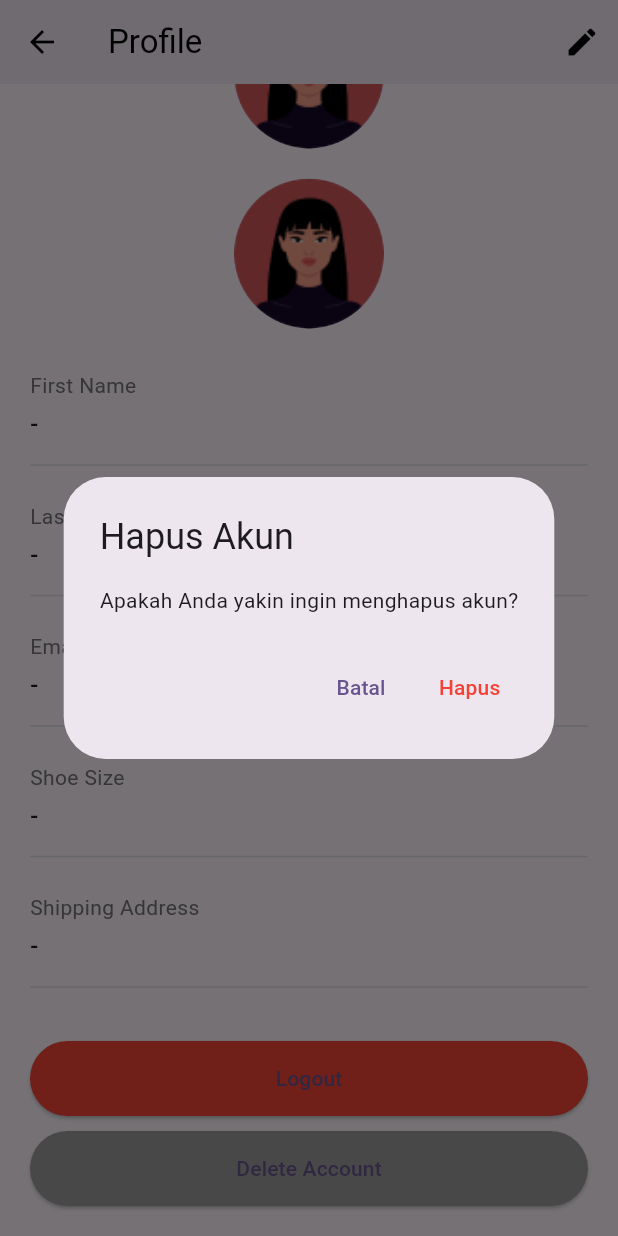
After one commit to ByteSoles/ByteSoles-Mobile, a Flutter app: the ProfileScreen screen opened by its route, scrolled down 77 dp, after a tap on "Delete Account", on a phone screen of 412 x 824 dp. The commit adds this screen. Run offline on Flutter 3.47's test engine with Material 3 defaults, Android fonts, the light colour scheme and no system bars; our stand-ins replace flutter_carousel_widget, flutter_svg, image_picker, smooth_page_indicator; missing offline and left inert: pbp_django_auth; accounts and stored records are empty.

Commit message:
mau pull

```diff
--- a/lib/main.dart
+++ b/lib/main.dart
@@ -5,6 +5,7 @@ import 'routes/app_routes.dart';
 import 'screens/homepage.dart';
 import 'screens/login.dart';
 import 'screens/register.dart';
+import 'userprofile/screens/profile_screen.dart';
 
 void main() {
   runApp(const MyApp());
@@ -29,6 +30,7 @@ class MyApp extends StatelessWidget {
           AppRoutes.home: (context) => const HomePage(),
           AppRoutes.login: (context) => const LoginPage(),
           AppRoutes.register: (context) => const RegisterPage(),
+          AppRoutes.profile: (context) => const ProfileScreen(),
           // Tambahkan route lainnya jika diperlukan
         },
       ),
--- a/lib/routes/app_routes.dart
+++ b/lib/routes/app_routes.dart
@@ -35,6 +35,8 @@ class AppRoutes {
   static const String login = '/login';
   static const String register = '/register';
 
+  static const String profile = '/profile';
+
   // Route definitions
   // static Map<String, WidgetBuilder> routes = {
   //   initialRoute: (context) => SplashScreen(),
--- a/lib/screens/homepage.dart
+++ b/lib/screens/homepage.dart
@@ -7,6 +7,7 @@ import '../app_utils.dart' show ImageConstant;
 import '../routes/app_routes.dart';
 import 'package:provider/provider.dart';
 import 'package:pbp_django_auth/pbp_django_auth.dart';
+import 'package:bytesoles/userprofile/screens/profile_screen.dart';
 
 // ignore_for_file: must_be_immutable
 class HomePage extends StatefulWidget {
@@ -131,8 +132,9 @@ class _HomePageState extends State<HomePage> {
           child: isLoggedIn
               ? InkWell(
                   onTap: () {
-                    ScaffoldMessenger.of(context).showSnackBar(
-                      const SnackBar(content: Text('Profile page coming soon!')),
+                    Navigator.push(
+                      context,
+                      MaterialPageRoute(builder: (context) => const ProfileScreen()),
                     );
                   },
                   child: ClipRRect(
--- /dev/null
+++ b/lib/userprofile/models/profile_model.dart
@@ -0,0 +1,43 @@
+class ProfileModel {
+  final String username;
+  final String firstName;
+  final String lastName;
+  final String email;
+  final double? shoeSize;
+  final String? shippingAddress;
+  final String? profilePicture;
+
+  ProfileModel({
+    required this.username,
+    required this.firstName,
+    required this.lastName,
+    required this.email,
+    this.shoeSize,
+    this.shippingAddress,
+    this.profilePicture,
+  });
+
+  factory ProfileModel.fromJson(Map<String, dynamic> json) {
+    return ProfileModel(
+      username: json['username'] ?? '',
+      firstName: json['first_name'] ?? '',
+      lastName: json['last_name'] ?? '',
+      email: json['email'] ?? '',
+      shoeSize: json['shoe_size']?.toDouble(),
+      shippingAddress: json['shipping_address'],
+      profilePicture: json['profile_picture'],
+    );
+  }
+
+  Map<String, dynamic> toJson() {
+    return {
+      'username': username,
+      'first_name': firstName,
+      'last_name': lastName,
+      'email': email,
+      'shoe_size': shoeSize,
+      'shipping_address': shippingAddress,
+      'profile_picture': profilePicture,
+    };
+  }
+}
--- /dev/null
+++ b/lib/userprofile/screens/profile_screen.dart
@@ -0,0 +1,151 @@
+import 'package:flutter/material.dart';
+import 'package:pbp_django_auth/pbp_django_auth.dart';
+import 'package:provider/provider.dart';
+import 'package:bytesoles/userprofile/models/profile_model.dart';
+import 'package:bytesoles/userprofile/widgets/profile_form_widget.dart';
+
+class ProfileScreen extends StatefulWidget {
+  const ProfileScreen({Key? key}) : super(key: key);
+
+  @override
+  State<ProfileScreen> createState() => _ProfileScreenState();
+}
+
+class _ProfileScreenState extends State<ProfileScreen> {
+  bool _isEditing = false;
+  late ProfileModel _profile;
+  late Map<String, dynamic> _editedFields;
+
+  @override
+  void initState() {
+    super.initState();
+    _profile = ProfileModel(
+      username: "",
+      firstName: "",
+      lastName: "",
+      email: "",
+    );
+    _loadProfile();
+  }
+
+  Future<void> _loadProfile() async {
+    final request = context.read<CookieRequest>();
+
+    try {
+      final response = await request.get(
+        'http://localhost:8000/user_profile/get_profile/',
+      );
+
+      if (response != null) {
+        setState(() {
+          _profile = ProfileModel(
+            username: response['username'] ?? '',
+            firstName: response['first_name'] ?? '',
+            lastName: response['last_name'] ?? '',
+            email: response['email'] ?? '',
+            shoeSize: double.tryParse(response['shoe_size']?.toString() ?? ''),
+          );
+          _editedFields = _profile.toJson();
+        });
+      }
+    } catch (e) {
+      ScaffoldMessenger.of(context).showSnackBar(
+        const SnackBar(content: Text('Gagal memuat data profil')),
+      );
+    }
+  }
+
+  void _updateField(String field, String value) {
+    setState(() {
+      _editedFields[field] = value;
+    });
+  }
+
+  Future<void> _saveChanges() async {
+    final request = context.read<CookieRequest>();
+
+    try {
+      final response = await request.post(
+        "http://localhost:8000/user_profile/update_profile/",
+        {
+          'first_name': _editedFields['firstName'],
+          'last_name': _editedFields['lastName'],
+          'email': _editedFields['email'],
+          'shoe_size': _editedFields['shoeSize'],
+        },
+      );
+
+      if (response['status'] == 'success') {
+        setState(() {
+          _profile = ProfileModel(
+            username: _profile.username,
+            firstName: _editedFields['firstName'],
+            lastName: _editedFields['lastName'],
+            email: _editedFields['email'],
+            shoeSize: double.tryParse(_editedFields['shoeSize'].toString()),
+          );
+          _isEditing = false;
+        });
+
+        ScaffoldMessenger.of(context).showSnackBar(
+          const SnackBar(content: Text('Profil berhasil diperbarui!')),
+        );
+      } else {
+        ScaffoldMessenger.of(context).showSnackBar(
+          SnackBar(content: Text(response['message'] ?? 'Terjadi kesalahan')),
+        );
+      }
+    } catch (e) {
+      print('Error updating profile: $e');
+      ScaffoldMessenger.of(context).showSnackBar(
+        const SnackBar(content: Text('Gagal memperbarui profil')),
+      );
+    }
+  }
+
+  @override
+  Widget build(BuildContext context) {
+    return Scaffold(
+      appBar: AppBar(
+        title: const Text(
+          "Profile",
+          style: TextStyle(color: Colors.black),
+        ),
+        backgroundColor: Colors.transparent,
+        elevation: 0,
+        leading: IconButton(
+          icon: const Icon(Icons.arrow_back, color: Colors.black),
+          onPressed: () => Navigator.pop(context),
+        ),
+        actions: [
+          if (!_isEditing)
+            IconButton(
+              icon: const Icon(Icons.edit, color: Colors.black),
+              onPressed: () => setState(() => _isEditing = true),
+            ),
+        ],
+      ),
+      body: SingleChildScrollView(
+        child: Padding(
+          padding: const EdgeInsets.all(20.0),
+          child: Column(
+            children: [
+              const CircleAvatar(
+                radius: 50,
+                backgroundImage: AssetImage('assets/images/profile.png'),
+              ),
+              const SizedBox(height: 20),
+              ProfileFormWidget(
+                profile: _profile,
+                isEditing: _isEditing,
+                onFieldChanged: _updateField,
+                onSave: _saveChanges,
+                onCancel: () => setState(() => _isEditing = false),
+              ),
+            ],
+          ),
+        ),
+      ),
+    );
+  }
+}
--- /dev/null
+++ b/lib/userprofile/widgets/profile_form_widget.dart
@@ -0,0 +1,271 @@
+import 'dart:io';
+import 'package:flutter/material.dart';
+import 'package:image_picker/image_picker.dart';
+import 'package:bytesoles/userprofile/models/profile_model.dart';
+import 'package:provider/provider.dart';
+import 'package:pbp_django_auth/pbp_django_auth.dart';
+
+class ProfileFormWidget extends StatefulWidget {
+  final ProfileModel profile;
+  final bool isEditing;
+  final Function(String, String) onFieldChanged;
+  final VoidCallback onSave;
+  final VoidCallback onCancel;
+
+  const ProfileFormWidget({
+    Key? key,
+    required this.profile,
+    required this.isEditing,
+    required this.onFieldChanged,
+    required this.onSave,
+    required this.onCancel,
+  }) : super(key: key);
+
+  @override
+  State<ProfileFormWidget> createState() => _ProfileFormWidgetState();
+}
+
+class _ProfileFormWidgetState extends State<ProfileFormWidget> {
+  late TextEditingController firstNameController;
+  late TextEditingController lastNameController;
+  late TextEditingController emailController;
+  late TextEditingController shoeSizeController;
+  late TextEditingController addressController;
+  File? _imageFile;
+
+  @override
+  void initState() {
+    super.initState();
+    _initializeControllers();
+  }
+
+  void _initializeControllers() {
+    firstNameController = TextEditingController(text: widget.profile.firstName);
+    lastNameController = TextEditingController(text: widget.profile.lastName);
+    emailController = TextEditingController(text: widget.profile.email);
+    shoeSizeController = TextEditingController(
+      text: widget.profile.shoeSize?.toString() ?? '',
+    );
+    addressController = TextEditingController(text: widget.profile.shippingAddress ?? '');
+  }
+
+  Future<void> _pickImage() async {
+    final ImagePicker picker = ImagePicker();
+    final XFile? image = await picker.pickImage(source: ImageSource.gallery);
+
+    if (image != null) {
+      setState(() {
+        _imageFile = File(image.path);
+      });
+    }
+  }
+
+  Future<void> _deleteAccount() async {
+    final confirm = await showDialog(
+      context: context,
+      builder: (context) => AlertDialog(
+        title: Text('Hapus Akun'),
+        content: Text('Apakah Anda yakin ingin menghapus akun?'),
+        actions: [
+          TextButton(
+            onPressed: () => Navigator.pop(context, false),
+            child: Text('Batal'),
+          ),
+          TextButton(
+            onPressed: () => Navigator.pop(context, true),
+            child: Text('Hapus', style: TextStyle(color: Colors.red)),
+          ),
+        ],
+      ),
+    );
+
+    if (confirm) {
+      final request = context.read<CookieRequest>();
+      try {
+        final response = await request.post(
+          'http://localhost:8000/user_profile/delete_account/',
+          {},
+        );
+        if (response['status'] == 'success') {
+          ScaffoldMessenger.of(context).showSnackBar(
+            SnackBar(content: Text('Akun berhasil dihapus')),
+          );
+          Navigator.pushReplacementNamed(context, '/login');
+        }
+      } catch (e) {
+        ScaffoldMessenger.of(context).showSnackBar(
+          SnackBar(content: Text('Gagal menghapus akun: ${e.toString()}')),
+        );
+      }
+    }
+  }
+
+  @override
+  Widget build(BuildContext context) {
+    return Column(
+      children: [
+        GestureDetector(
+          onTap: widget.isEditing ? _pickImage : null,
+          child: CircleAvatar(
+            radius: 50,
+            backgroundImage: _imageFile != null
+                ? FileImage(_imageFile!)
+                : (widget.profile.profilePicture != null
+                    ? NetworkImage(widget.profile.profilePicture!)
+                    : AssetImage('assets/images/profile.png') as ImageProvider),
+          ),
+        ),
+        const SizedBox(height: 20),
+
+        if (widget.isEditing) ...[
+          _buildTextField(
+            "First Name",
+            firstNameController,
+            (value) => widget.onFieldChanged('firstName', value),
+          ),
+          _buildTextField(
+            "Last Name",
+            lastNameController,
+            (value) => widget.onFieldChanged('lastName', value),
+          ),
+          _buildTextField(
+            "Email",
+            emailController,
+            (value) => widget.onFieldChanged('email', value),
+          ),
+          _buildTextField(
+            "Shoe Size",
+            shoeSizeController,
+            (value) => widget.onFieldChanged('shoeSize', value),
+            keyboardType: TextInputType.number,
+          ),
+          _buildTextField(
+            "Shipping Address",
+            addressController,
+            (value) => widget.onFieldChanged('shippingAddress', value),
+          ),
+          const SizedBox(height: 20),
+          ElevatedButton(
+            onPressed: () async {
+              final request = context.read<CookieRequest>();
+              try {
+                // Persiapkan data yang akan dikirim
+                final data = {
+                  'first_name': firstNameController.text.isEmpty ? '-' : firstNameController.text,
+                  'last_name': lastNameController.text.isEmpty ? '-' : lastNameController.text,
+                  'email': emailController.text.isEmpty ? '-' : emailController.text,
+                  'shoe_size': shoeSizeController.text.isEmpty ? '-' : shoeSizeController.text,
+                  'shipping_address': addressController.text.isEmpty ? '-' : addressController.text,
+                };
+
+                // Kirim data ke server
+                final response = await request.post(
+                  'http://localhost:8000/user_profile/update_profile/',
+                  data,
+                );
+
+                if (response['status'] == 'success') {
+                  widget.onSave();
+                }
+              } catch (e) {
+                ScaffoldMessenger.of(context).showSnackBar(
+                  SnackBar(content: Text('Gagal memperbarui profil: ${e.toString()}')),
+                );
+              }
+            },
+            child: Text('Save'),
+          ),
+          TextButton(
+            onPressed: widget.onCancel,
+            child: Text('Cancel'),
+          ),
+        ] else ...[
+          _buildInfoRow("First Name", widget.profile.firstName),
+          _buildInfoRow("Last Name", widget.profile.lastName),
+          _buildInfoRow("Email", widget.profile.email),
+          _buildInfoRow("Shoe Size", widget.profile.shoeSize?.toString() ?? '-'),
+          _buildInfoRow("Shipping Address", widget.profile.shippingAddress ?? '-'),
+          const SizedBox(height: 20),
+          ElevatedButton(
+            onPressed: () async {
+              final request = context.read<CookieRequest>();
+              final response = await request.logout(
+                'http://localhost:8000/authentication/logout/'
+              );
+              if (response['status'] == 'success') {
+                Navigator.pushReplacementNamed(context, '/login');
+              }
+            },
+            style: ElevatedButton.styleFrom(
+              backgroundColor: Colors.red,
+              minimumSize: Size(double.infinity, 50),
+            ),
+            child: Text('Logout'),
+          ),
+          const SizedBox(height: 10),
+          ElevatedButton(
+            onPressed: _deleteAccount,
+            style: ElevatedButton.styleFrom(
+              backgroundColor: Colors.grey,
+              minimumSize: Size(double.infinity, 50),
+            ),
+            child: Text('Delete Account'),
+          ),
+        ],
+      ],
+    );
+  }
+
+  Widget _buildTextField(
+    String label,
+    TextEditingController controller,
+    Function(String) onChanged, {
+    TextInputType? keyboardType,
+  }) {
+    return Padding(
+      padding: const EdgeInsets.symmetric(vertical: 8.0),
+      child: TextField(
+        controller: controller,
+        onChanged: onChanged,
+        keyboardType: keyboardType,
+        decoration: InputDecoration(
+          labelText: label,
+          border: OutlineInputBorder(
+            borderRadius: BorderRadius.circular(10),
+          ),
+          filled: true,
+          fillColor: Colors.grey[100],
+          contentPadding: const EdgeInsets.symmetric(horizontal: 16, vertical: 12),
+        ),
+      ),
+    );
+  }
+
+  Widget _buildInfoRow(String label, String value) {
+    return Padding(
+      padding: const EdgeInsets.symmetric(vertical: 8.0),
+      child: Column(
+        crossAxisAlignment: CrossAxisAlignment.start,
+        children: [
+          Text(
+            label,
+            style: TextStyle(
+              color: Colors.grey[600],
+              fontSize: 14,
+            ),
+          ),
+          const SizedBox(height: 4),
+          Text(
+            value.isNotEmpty ? value : '-',
+            style: const TextStyle(
+              fontSize: 16,
+              fontWeight: FontWeight.w500,
+            ),
+          ),
+          const SizedBox(height: 8),
+          Divider(color: Colors.grey[300]),
+        ],
+      ),
+    );
+  }
+}
--- a/pubspec.yaml
+++ b/pubspec.yaml
@@ -31,6 +31,7 @@ dependencies:
   flutter:
     sdk: flutter
   sizer: ^2.0.15
+  image_picker: ^0.8.4+4
 
   # The following adds the Cupertino Icons font to your application.
   cupertino_icons: ^1.0.8
```
Also changed, not shown: pubspec.lock, 5 other files.
